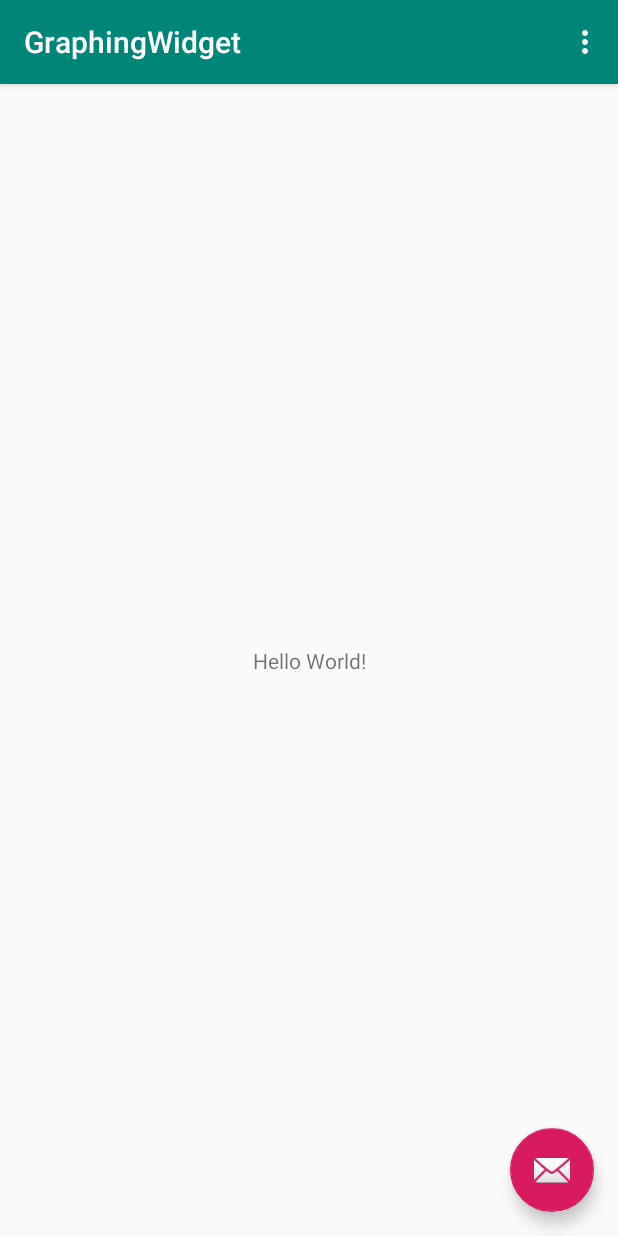
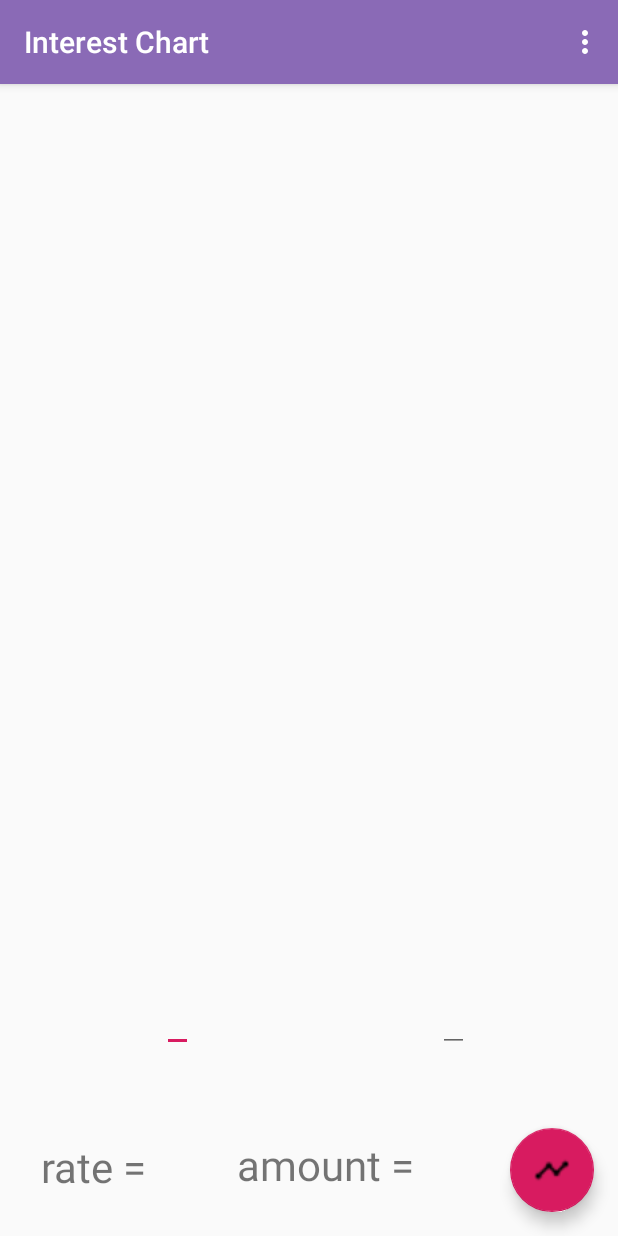
Before and after one commit to twellington23/cs441_GraphingWidger, an Android app: the screen it shows after launch (MainActivity), on a phone screen of 412 x 824 dp. Run offline under Robolectric (Android 15) with nearby library versions, the phone set to English and light mode, and no system bars.

Commit message:
working on code

```diff
--- a/GraphingWidget/app/src/main/res/layout/activity_main.xml
+++ b/GraphingWidget/app/src/main/res/layout/activity_main.xml
@@ -15,7 +15,7 @@
             android:id="@+id/toolbar"
             android:layout_width="match_parent"
             android:layout_height="?attr/actionBarSize"
-            android:background="?attr/colorPrimary"
+            android:background="#8A6AB6"
             app:popupTheme="@style/AppTheme.PopupOverlay" />
 
     </com.google.android.material.appbar.AppBarLayout>
@@ -28,6 +28,6 @@
         android:layout_height="wrap_content"
         android:layout_gravity="bottom|end"
         android:layout_margin="@dimen/fab_margin"
-        app:srcCompat="@android:drawable/ic_dialog_email" />
+        app:srcCompat="@drawable/timeline" />
 
 </androidx.coordinatorlayout.widget.CoordinatorLayout>
--- a/GraphingWidget/app/src/main/res/layout/content_main.xml
+++ b/GraphingWidget/app/src/main/res/layout/content_main.xml
@@ -9,12 +9,52 @@
     tools:showIn="@layout/activity_main">
 
     <TextView
+        android:layout_width="125dp"
+        android:layout_height="35dp"
+        android:text="@string/principal_amount"
+        android:textSize="28sp"
+        app:layout_constraintBottom_toBottomOf="parent"
+        app:layout_constraintHorizontal_bias="0.55"
+        app:layout_constraintLeft_toLeftOf="parent"
+        app:layout_constraintRight_toRightOf="parent"
+        app:layout_constraintTop_toTopOf="parent"
+        app:layout_constraintVertical_bias="0.957" />
+
+    <TextView
+        android:layout_width="75dp"
+        android:layout_height="35dp"
+        android:text="@string/rate"
+        android:textSize="28sp"
+        app:layout_constraintBottom_toBottomOf="parent"
+        app:layout_constraintHorizontal_bias="0.082"
+        app:layout_constraintLeft_toLeftOf="parent"
+        app:layout_constraintRight_toRightOf="parent"
+        app:layout_constraintTop_toTopOf="parent"
+        app:layout_constraintVertical_bias="0.959" />
+
+    <EditText
         android:layout_width="wrap_content"
         android:layout_height="wrap_content"
-        android:text="Hello World!"
-        app:layout_constraintBottom_toBottomOf="parent"
-        app:layout_constraintLeft_toLeftOf="parent"
-        app:layout_constraintRight_toRightOf="parent"
-        app:layout_constraintTop_toTopOf="parent" />
+        android:layout_marginStart="108dp"
+        android:layout_marginLeft="108dp"
+        android:layout_marginTop="600dp"
+        android:importantForAutofill="no"
+        android:inputType="number"
+        app:layout_constraintStart_toStartOf="parent"
+        app:layout_constraintTop_toTopOf="parent"
+        tools:ignore="LabelFor" />
+
+    <EditText
+        android:layout_width="wrap_content"
+        android:layout_height="wrap_content"
+        android:layout_marginStart="292dp"
+        android:layout_marginLeft="292dp"
+        android:layout_marginTop="600dp"
+        android:importantForAutofill="no"
+        android:inputType="number"
+        app:layout_constraintStart_toStartOf="parent"
+        app:layout_constraintTop_toTopOf="parent"
+        tools:ignore="LabelFor" />
+
 
 </androidx.constraintlayout.widget.ConstraintLayout>
--- a/GraphingWidget/app/src/main/res/values/strings.xml
+++ b/GraphingWidget/app/src/main/res/values/strings.xml
@@ -1,4 +1,6 @@
 <resources>
-    <string name="app_name">GraphingWidget</string>
+    <string name="app_name">Interest Chart</string>
     <string name="action_settings">Settings</string>
+    <string name="principal_amount">amount =</string>
+    <string name="rate">rate =</string>
 </resources>
```
Also changed, not shown: GraphingWidget/app/src/main/res/drawable-v24/timeline.png (added).
